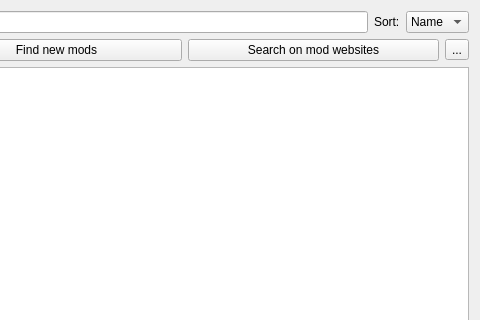
The window that src/ui/local/localmodbrowser.ui (kaniol-lck/modmanager) describes before a commit, drawn with Qt 5; both pictures show x 337 to 817 and y 0 to 320 of the 817 by 671 pixel window.
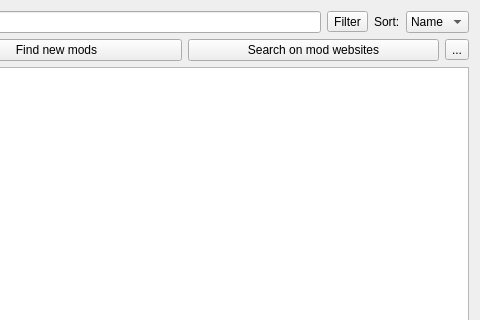
The same window after the commit. Icons and pictures are not drawn.

Commit message: add local mod filter

What changed in the file:
```diff
--- a/src/ui/local/localmodbrowser.ui
+++ b/src/ui/local/localmodbrowser.ui
@@ -26,6 +26,22 @@
        </property>
       </widget>
      </item>
+     <item>
+      <widget class="QToolButton" name="filterButton">
+       <property name="text">
+        <string>Filter</string>
+       </property>
+       <property name="icon">
+        <iconset theme="view-filter"/>
+       </property>
+       <property name="popupMode">
+        <enum>QToolButton::InstantPopup</enum>
+       </property>
+       <property name="toolButtonStyle">
+        <enum>Qt::ToolButtonTextBesideIcon</enum>
+       </property>
+      </widget>
+     </item>
      <item>
       <widget class="QLabel" name="label">
        <property name="text">
```
The commit also changes 7 other files.
